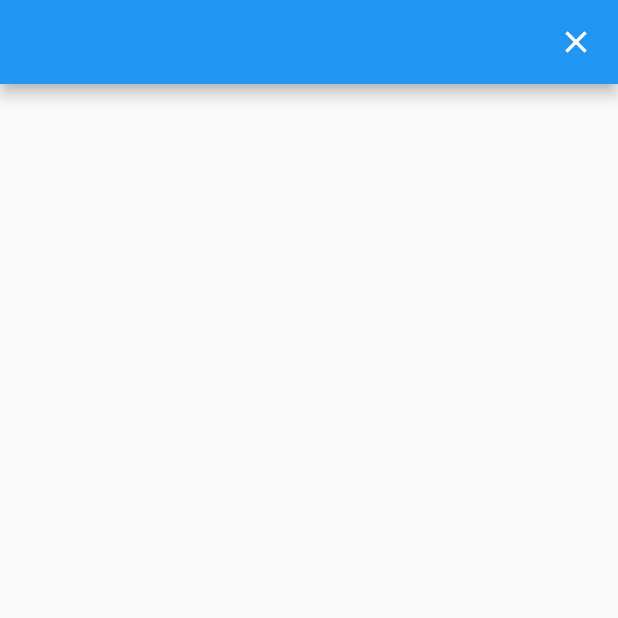
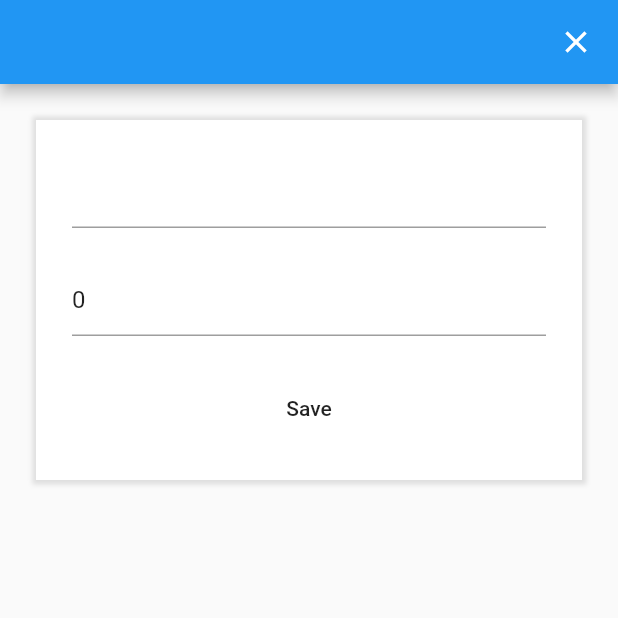
Before and after one commit to 6at9l/flutter_tech, a Flutter app: the screen it shows after launch, after a tap on the "add box" icon, on a phone screen of 412 x 824 dp, the top half of it. Run offline on Flutter 3.47's test engine with Material 2 defaults, Android fonts, the phone set to English and light mode, and no system bars.

Commit message:
some code

```diff
--- /dev/null
+++ b/lib/components/separator.dart
@@ -0,0 +1,10 @@
+import 'package:flutter/material.dart';
+
+class Separator extends StatelessWidget {
+  const Separator({Key? key}) : super(key: key);
+
+  @override
+  Widget build(BuildContext context) {
+    return Container(height: 24);
+  }
+}
--- a/lib/main.dart
+++ b/lib/main.dart
@@ -15,10 +15,10 @@ class MyApp extends StatelessWidget {
       theme: ThemeData(
         primarySwatch: Colors.blue,
       ),
-      initialRoute: '/studens',
+      initialRoute: '/students',
       routes: {
-        '/studens': (_) => const StudentsPage(),
-        '/student/crud': (_) => const StudentFormPage(),
+        '/students': (_) => const StudentsPage(),
+        // '/student/crud': (_) => const StudentFormPage(),
       },
     );
   }
--- a/lib/screens/student_edit.dart
+++ b/lib/screens/student_edit.dart
@@ -1,42 +1,84 @@
+import 'package:counter_one/components/separator.dart';
 import 'package:counter_one/models/main.dart';
 import 'package:flutter/material.dart';
 
 class StudentFormPage extends StatefulWidget {
-  const StudentFormPage({Key? key}) : super(key: key);
+  final StudentModel student;
+
+  const StudentFormPage({
+    Key? key,
+    required this.student,
+  }) : super(key: key);
 
   @override
   State<StudentFormPage> createState() => _StudentFormPage();
 }
 
 class _StudentFormPage extends State<StudentFormPage> {
+  String name = '';
+  int mark = 0;
+
   @override
   Widget build(BuildContext context) {
-    StudentModel student =
-        ModalRoute.of(context)?.settings.arguments as StudentModel;
-
     return Scaffold(
       appBar: AppBar(
         automaticallyImplyLeading: false,
         actions: [
           GestureDetector(
-            onTap: () {
-              Navigator.of(context).pop(
-                StudentModel(
-                  name: 'new name',
-                  mark: 5,
-                ),
-              );
-            },
+            onTap: () {},
             child: const Padding(
               padding: EdgeInsets.symmetric(horizontal: 16),
-              child: Icon(
-                Icons.close,
-              ),
+              child: Icon(Icons.close),
             ),
           ),
         ],
       ),
-      body: Container(),
+      body: Container(
+        margin: const EdgeInsets.all(24),
+        padding: const EdgeInsets.all(24),
+        decoration: BoxDecoration(
+          color: Colors.white,
+          boxShadow: [
+            BoxShadow(
+              color: Colors.grey.withOpacity(0.3),
+              offset: Offset.zero,
+              blurRadius: 2,
+              spreadRadius: 3.0,
+            ),
+          ],
+        ),
+        child: Column(
+          mainAxisSize: MainAxisSize.min,
+          children: [
+            TextFormField(
+              initialValue: name,
+              onChanged: (_) => setState(() {
+                print(_);
+                name = _;
+              }),
+            ),
+            const Separator(),
+            TextFormField(
+              initialValue: '$mark',
+              onChanged: (_) => setState(() {
+                mark = int.parse(_);
+              }),
+            ),
+            const Separator(),
+            MaterialButton(
+              child: Text('Save'),
+              onPressed: () {
+                Navigator.of(context).pop(
+                  StudentModel(
+                    mark: mark,
+                    name: name,
+                  ),
+                );
+              },
+            ),
+          ],
+        ),
+      ),
     );
   }
 }
--- a/lib/screens/students.dart
+++ b/lib/screens/students.dart
@@ -2,6 +2,8 @@
 import 'package:counter_one/models/main.dart';
 
 import 'package:flutter/material.dart';
+
+import 'student_edit.dart';
 
 class StudentsPage extends StatefulWidget {
   const StudentsPage({Key? key}) : super(key: key);
@@ -15,19 +17,52 @@ class _StudentsPage extends State<StudentsPage> {
 
   @override
   Widget build(BuildContext context) {
+    print(studens);
     return Scaffold(
       appBar: AppBar(
         title: const Text('Students'),
       ),
-      body: Container(),
+      body: Container(
+        child: ListView.builder(
+          itemCount: studens.length,
+          itemBuilder: (
+            BuildContext context,
+            int i,
+          ) {
+            return Container(
+              margin: const EdgeInsets.all(12),
+              decoration: const BoxDecoration(
+                color: Colors.white,
+                boxShadow: [BoxShadow(blurRadius: 3)],
+              ),
+              height: 40,
+              child: Row(
+                children: [
+                  Text(studens[i].name),
+                  Text(': ${studens[i].mark}'),
+                ],
+              ),
+            );
+          },
+        ),
+      ),
       floatingActionButton: FloatingActionButton(
         onPressed: () async {
-          var s = await Navigator.of(context).pushNamed(
-            '/student/crud',
-            arguments: StudentModel(name: 'Old name', mark: 0),
-          ) as StudentModel;
+          try {
+            var student = await Navigator.push(
+              context,
+              MaterialPageRoute(
+                builder: (_) => StudentFormPage(
+                  student: StudentModel(),
+                ),
+              ),
+            ) as StudentModel;
 
-          print(s.name);
+            print(student.name);
+            setState(() {
+              studens.add(student);
+            });
+          } catch (_) {}
         },
         child: const Icon(
           Icons.add_box_rounded,
```
